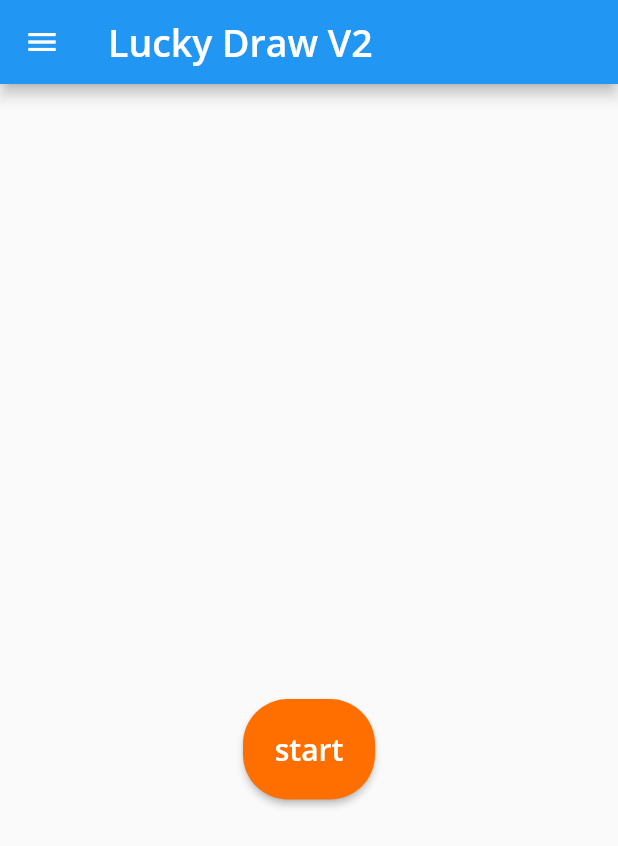
After one commit to Ember555/simple-flutter, a Flutter app: the ForthPage screen opened by its route, on a phone screen of 412 x 824 dp. The commit adds this screen. Shown: the top 846 px of the screen. Run offline on Flutter 3.47's test engine with Material 2 defaults, Android fonts, the phone set to English and light mode, and no system bars; our stand-ins replace carousel_slider; missing offline and left inert: firebase; accounts and stored records are empty; network calls fail.

Commit message:
add forth page

```diff
--- /dev/null
+++ b/lib/components/forthPage.dart
@@ -0,0 +1,161 @@
+import 'package:flutter/material.dart';
+// import 'package:animator/animator.dart';
+import 'package:carousel_slider/carousel_slider.dart';
+import 'package:firebase/firestore.dart' as fs;
+import 'package:firebase/firebase.dart';
+
+class ForthPage extends StatefulWidget {
+  @override
+  State<StatefulWidget> createState() {
+    return _ForthPageState();
+  }
+}
+
+class _ForthPageState extends State<ForthPage> {
+  final fs.Firestore store = firestore();
+  final List<Map<String, dynamic>> rewards = List();
+  String _buttonState = "start";
+
+  fetchRewards() async {
+    var rewardsRef = await store.collection('rewardItem').get();
+
+    rewardsRef.forEach(
+      (doc) {
+        rewards.add(doc.data());
+      },
+    );
+    setState(() {});
+  }
+
+  @override
+  void initState() {
+    super.initState();
+    fetchRewards();
+  }
+
+  Widget build(BuildContext context) {
+    return Scaffold(
+      appBar: AppBar(
+        title: Text(
+          'Lucky Draw V2',
+          style: TextStyle(
+            fontSize: 25,
+            fontWeight: FontWeight.w600,
+          ),
+        ),
+      ),
+      drawer: Drawer(
+        child: ListView(
+          padding: EdgeInsets.zero,
+          children: <Widget>[
+            DrawerHeader(
+              child: Text('Header', style: TextStyle(fontSize: 25.0)),
+              decoration: BoxDecoration(
+                color: Colors.blue,
+              ),
+            ),
+            ListTile(
+              title: Text('List', style: TextStyle(fontSize: 20.0)),
+              trailing: Icon(Icons.arrow_forward),
+              onTap: () {
+                setState(() {});
+                Navigator.pushNamed(context, '/');
+              },
+            ),
+            ListTile(
+              title: Text('Create', style: TextStyle(fontSize: 20.0)),
+              trailing: Icon(Icons.arrow_forward),
+              onTap: () {
+                setState(() {});
+                Navigator.pushNamed(context, '/second');
+              },
+            ),
+            ListTile(
+              title: Text('Draw V1', style: TextStyle(fontSize: 20.0)),
+              trailing: Icon(Icons.arrow_forward),
+              onTap: () {
+                setState(() {});
+                Navigator.pop(context);
+              },
+            ),
+            ListTile(
+              title: Text('Draw V2', style: TextStyle(fontSize: 20.0)),
+              trailing: Icon(Icons.arrow_forward),
+              onTap: () {
+                setState(() {});
+                Navigator.popAndPushNamed(context, '/forth');
+              },
+            ),
+          ],
+        ),
+      ),
+      body: Column(
+        mainAxisAlignment: MainAxisAlignment.center,
+        children: <Widget>[
+          _buttonState == "stop"
+              ? Center(
+                  child: CarouselSlider(
+                    height: 150.0,
+                    autoPlay: true,
+                    autoPlayInterval: Duration(milliseconds: 500),
+                    items: rewards.map(
+                      (reward) {
+                        return Builder(
+                          builder: (BuildContext context) {
+                            return Container(
+                              constraints: BoxConstraints(
+                                maxWidth: 300.0,
+                                minWidth: 150.0,
+                              ),
+                              child: Image.asset(
+                                'images/' + reward['name'] + '.png',
+                                height: 50.0,
+                                width: 50.0,
+                                fit: BoxFit.cover,
+                              ),
+                            );
+                          },
+                        );
+                      },
+                    ).toList(),
+                  ),
+                )
+              : (_buttonState == "back"
+                  ? Image.asset(
+                      'images/rw1.png',
+                      height: 300.0,
+                      width: 300.0,
+                      fit: BoxFit.cover,
+                    )
+                  : Text("")),
+          Center(
+            child: Container(
+              padding: EdgeInsets.only(top: 100),
+              child: RaisedButton(
+                shape: RoundedRectangleBorder(
+                    borderRadius: BorderRadius.circular(30.0)),
+                textColor: Colors.white,
+                color: Colors.amber[900],
+                padding: EdgeInsets.all(20.0),
+                child: Text(
+                  _buttonState,
+                  style: TextStyle(
+                    fontSize: 20,
+                    fontWeight: FontWeight.w600,
+                  ),
+                ),
+                onPressed: () => {
+                  setState(() {
+                    _buttonState = _buttonState == "start"
+                        ? "stop"
+                        : (_buttonState == "stop" ? "back" : "start");
+                  })
+                },
+              ),
+            ),
+          ),
+        ],
+      ),
+    );
+  }
+}
--- a/lib/main.dart
+++ b/lib/main.dart
@@ -2,8 +2,19 @@ import 'package:flutter/material.dart';
 import './components/thirdPage.dart';
 import './components/secondPage.dart';
 import './components/firstPage.dart';
+import './components/forthPage.dart';
+import 'package:firebase/firebase.dart';
 
 void main() {
+  // before using firebase you must import script in web/index.html
+  initializeApp(
+    apiKey: "AIzaSyBdz6ZbIFA5vbrLRoyQudWntdbS0g-YhjQ",
+    authDomain: "lucky-draw-251307.firebaseapp.com",
+    databaseURL: "https://lucky-draw-251307.firebaseio.com",
+    projectId: "lucky-draw-251307",
+    storageBucket: "",
+  );
+
   runApp(MaterialApp(
     debugShowCheckedModeBanner: false,
     theme: ThemeData(
@@ -16,6 +27,7 @@ void main() {
       '/': (context) => FirstPage(),
       '/second': (context) => SecondScreen(),
       '/third': (context) => DrawPage(),
+      '/forth': (context) => ForthPage(),
     },
   ));
 }
--- a/pubspec.yaml
+++ b/pubspec.yaml
@@ -6,10 +6,13 @@ environment:
   sdk: '>=2.0.0 <3.0.0'
 
 dependencies:
+  firebase: any
   flutter:
     sdk: flutter
   http: any
   transparent_image: ^1.0.0
+  animator: any
+  carousel_slider: ^1.3.0
 
 dev_dependencies:
   build_runner: ^1.5.0
```
Also changed, not shown: lib/components/firstPage.dart (+10 -2 lines), lib/components/secondPage.dart (+10 -2 lines), lib/components/thirdPage.dart (+10 -2 lines), 2 other files.
